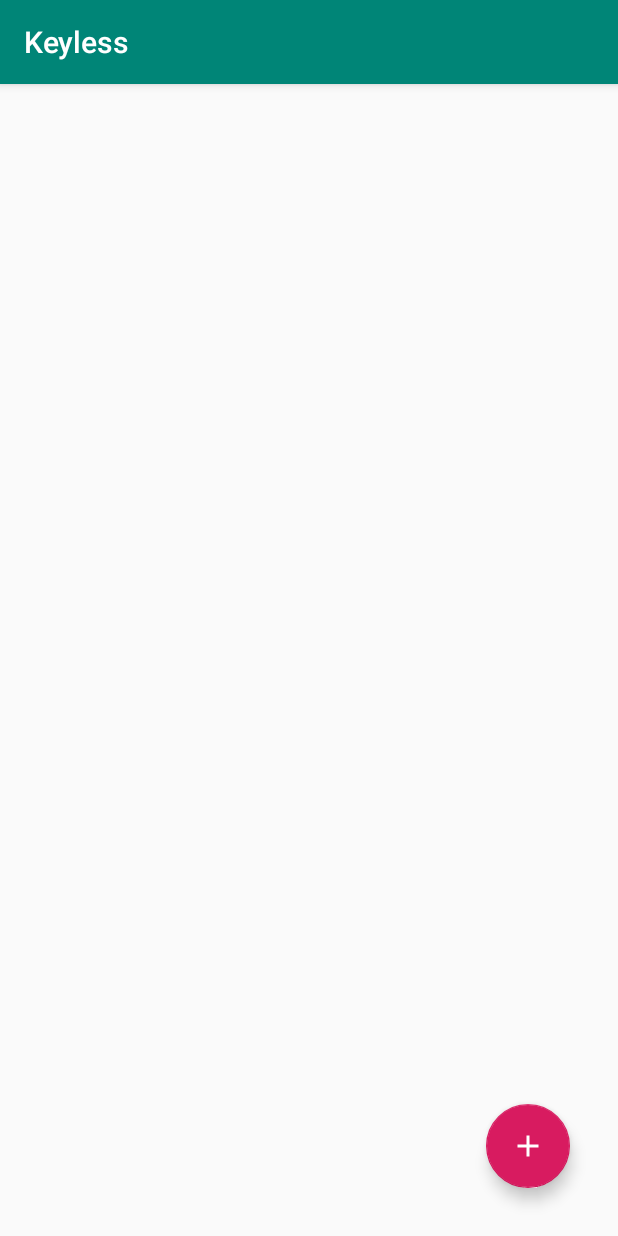
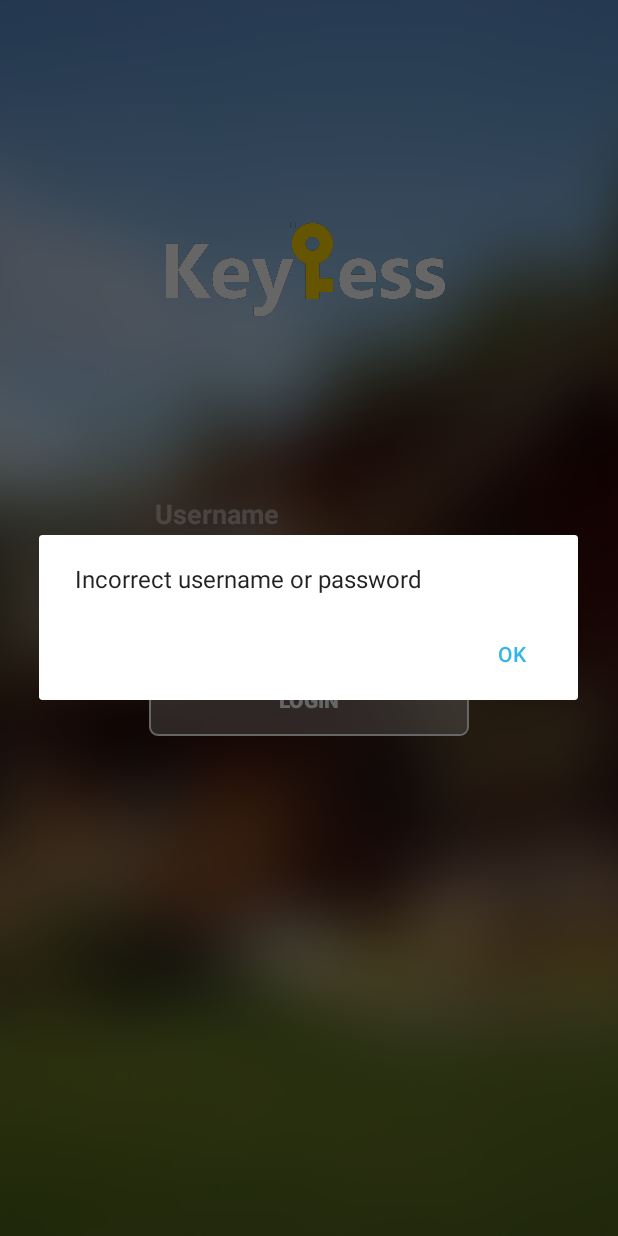
Before and after one commit to vvaquerizo/keyless, an Android app: the screen it shows after launch (DoorListActivity before the commit, MainActivity after it), after a tap on "LOGIN", on a phone screen of 412 x 824 dp. Run offline under Robolectric (Android 15) with nearby library versions, the phone set to English and light mode, and no system bars.

Commit message:
Añadido sistema de credenciales

```diff
--- a/app/src/main/java/es/upm/vvaquerizo/keyless/DataBase.java
+++ b/app/src/main/java/es/upm/vvaquerizo/keyless/DataBase.java
@@ -5,6 +5,8 @@
 import android.database.Cursor;
 import android.database.sqlite.SQLiteDatabase;
 
+import java.math.BigInteger;
+import java.security.MessageDigest;
 import java.util.ArrayList;
 import java.util.List;
 
@@ -46,4 +48,18 @@
         cv.put("image", doorData.image);
         db.insert( "doors", null, cv );
     }
+
+    public static boolean existUserPassword(Context context, String username, String password) {
+        String md5password = "";
+        try {
+            MessageDigest md = MessageDigest.getInstance("MD5");
+            //md5password = md.digest("password".getBytes("UTF-8")).toString();
+            md5password = new BigInteger(1, md.digest(password.getBytes("UTF-8"))).toString(16);
+        } catch (Exception e) {
+            e.printStackTrace();
+        }
+        String[] userPassword = {username,md5password};
+        Cursor cursor = getDataBase(context).query("users",null, "name=? AND password=?", userPassword,null,null,null);
+        return (cursor.getCount() >= 1);
+    }
 }
--- a/app/src/main/java/es/upm/vvaquerizo/keyless/MainActivity.java
+++ b/app/src/main/java/es/upm/vvaquerizo/keyless/MainActivity.java
@@ -1,12 +1,15 @@
 package es.upm.vvaquerizo.keyless;
 
+import androidx.appcompat.app.AlertDialog;
 import androidx.appcompat.app.AppCompatActivity;
 
+import android.content.DialogInterface;
 import android.content.Intent;
 import android.os.Bundle;
 import android.view.View;
 import android.view.WindowManager;
 import android.widget.Button;
+import android.widget.TextView;
 
 public class MainActivity extends AppCompatActivity {
 
@@ -20,12 +23,30 @@
                 WindowManager.LayoutParams.FLAG_LAYOUT_NO_LIMITS
         );
 
+        final AlertDialog alertDialog = new AlertDialog.Builder(MainActivity.this).create();
+        alertDialog.setMessage(getResources().getString(R.string.bad_credentials_message));
+
+        alertDialog.setButton(AlertDialog.BUTTON_POSITIVE, "OK", new DialogInterface.OnClickListener() {
+            public void onClick(DialogInterface dialog, int which) {
+                dialog.dismiss();
+            }
+        });
+
+        final TextView username_text = findViewById(R.id.username_text);
+        final TextView password_text = findViewById(R.id.password_text);
         Button login_button = findViewById(R.id.login_button);
         login_button.setOnClickListener(new View.OnClickListener() {
             @Override
             public void onClick(View v) {
-                Intent i = new Intent(MainActivity.this, DoorListActivity.class);
-                MainActivity.this.startActivity(i);
+                boolean correctCredentials = DataBase.existUserPassword( MainActivity.this,username_text.getText().toString(), password_text.getText().toString());
+
+                if (correctCredentials) {
+                    Intent i = new Intent(MainActivity.this, DoorListActivity.class);
+                    MainActivity.this.startActivity(i);
+                } else {
+                    alertDialog.show();
+                    alertDialog.getButton(AlertDialog.BUTTON_POSITIVE).setTextColor(getResources().getColor(android.R.color.holo_blue_light));
+                }
             }
         });
     }
--- a/app/src/main/java/es/upm/vvaquerizo/keyless/MySQLiteOpenHelper.java
+++ b/app/src/main/java/es/upm/vvaquerizo/keyless/MySQLiteOpenHelper.java
@@ -10,6 +10,7 @@
 import java.io.ByteArrayOutputStream;
 import java.io.IOException;
 import java.io.InputStream;
+import java.math.BigInteger;
 import java.security.MessageDigest;
 import java.security.NoSuchAlgorithmException;
 
@@ -27,7 +28,9 @@
     @Override
     public void onCreate(SQLiteDatabase db) {
         createDoorsTable(db);
+        populateDoorsTable(db);
         createUsersTable(db);
+        populateUsersTable(db);
     }
 
     private void createDoorsTable(SQLiteDatabase db) {
@@ -36,7 +39,9 @@
                 " address TEXT," +
                 " price INT," +
                 " image BLOB)");
+    }
 
+    private void populateDoorsTable(SQLiteDatabase db) {
         ContentValues cv = new ContentValues();
         cv.put("name", "Apartamentos Buenavista");
         cv.put("address", "C/ Buenavista, 21, 1º B");
@@ -56,17 +61,19 @@
         db.execSQL("CREATE TABLE users (" +
                 " name TEXT," +
                 " password TEXT)");
+    }
 
+    private void populateUsersTable(SQLiteDatabase db) {
         ContentValues cv = new ContentValues();
         cv.put("name","vvaquerizo");
         try {
             MessageDigest md = MessageDigest.getInstance("MD5");
-            cv.put("password",md.digest("password".getBytes("UTF-8")));
+            //cv.put("password",md.digest("password".getBytes("UTF-8")).toString());
+            cv.put("password",new BigInteger(1, md.digest("password".getBytes("UTF-8"))).toString(16));
         } catch (Exception e) {
             e.printStackTrace();
         }
         db.insert("users", null, cv);
-
     }
 
     private byte[] getByteImageFromDrawable(int id) {
--- a/app/src/main/res/values/strings.xml
+++ b/app/src/main/res/values/strings.xml
@@ -8,6 +8,8 @@
 
     <string name="background_description">Background</string>
     <string name="logo_description">App logo</string>
+
+    <string name="bad_credentials_message">Incorrect username or password</string>
 
     <!-- New Door Activity -->
     <string name="door_name">Name</string>
```
